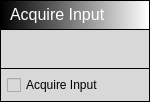
Before: the Qt Designer form Deflow/Blocks/acquireinputblock.ui in Lambipapp/Deflow, drawn with Qt 5.
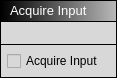
After: the same form once the commit is applied. Custom widgets are drawn as their Qt base class.

Commit message: rescaled all blocks to easyer fit on UI

The edit to the form file:
```diff
--- a/Deflow/Blocks/acquireinputblock.ui
+++ b/Deflow/Blocks/acquireinputblock.ui
@@ -6,8 +6,8 @@
    <rect>
     <x>0</x>
     <y>0</y>
-    <width>150</width>
-    <height>99</height>
+    <width>117</width>
+    <height>75</height>
    </rect>
   </property>
   <property name="windowTitle">
@@ -52,7 +52,7 @@
         <property name="minimumSize">
          <size>
           <width>0</width>
-          <height>28</height>
+          <height>20</height>
          </size>
         </property>
         <property name="maximumSize">
@@ -62,7 +62,7 @@
          </size>
         </property>
         <property name="styleSheet">
-         <string notr="true">background-color: qlineargradient(spread:pad, x1:0, y1:0, x2:1, y2:0, stop:0 rgba(0, 0, 0, 255), stop:1 rgba(255, 255, 255, 255));</string>
+         <string notr="true">background-color: qlineargradient(spread:pad, x1:0, y1:0, x2:1, y2:0, stop:0 rgba(0, 0, 0, 255), stop:1 rgba(184, 184, 184, 255));</string>
         </property>
         <layout class="QVBoxLayout" name="verticalLayout_5">
          <property name="spacing">
@@ -98,7 +98,7 @@
             <string notr="true">background-color: rgba(255, 255, 255, 0);</string>
            </property>
            <property name="text">
-            <string>&lt;html&gt;&lt;head/&gt;&lt;body&gt;&lt;p&gt;&lt;span style=&quot; font-size:12pt; color:#ffffff;&quot;&gt;Acquire Input&lt;/span&gt;&lt;/p&gt;&lt;/body&gt;&lt;/html&gt;</string>
+            <string>&lt;html&gt;&lt;head/&gt;&lt;body&gt;&lt;p&gt;&lt;span style=&quot; font-size:10pt; color:#ffffff;&quot;&gt;Acquire Input&lt;/span&gt;&lt;/p&gt;&lt;/body&gt;&lt;/html&gt;</string>
            </property>
           </widget>
          </item>
@@ -111,6 +111,21 @@
          <string notr="true">background-color: rgb(216, 216, 216);</string>
         </property>
         <layout class="QHBoxLayout" name="horizontalLayout_2">
+         <property name="spacing">
+          <number>1</number>
+         </property>
+         <property name="leftMargin">
+          <number>9</number>
+         </property>
+         <property name="topMargin">
+          <number>1</number>
+         </property>
+         <property name="rightMargin">
+          <number>9</number>
+         </property>
+         <property name="bottomMargin">
+          <number>1</number>
+         </property>
          <item>
           <widget class="QWidget" name="InNodes" native="true">
            <property name="sizePolicy">
```
The commit also changes 7 other files.
